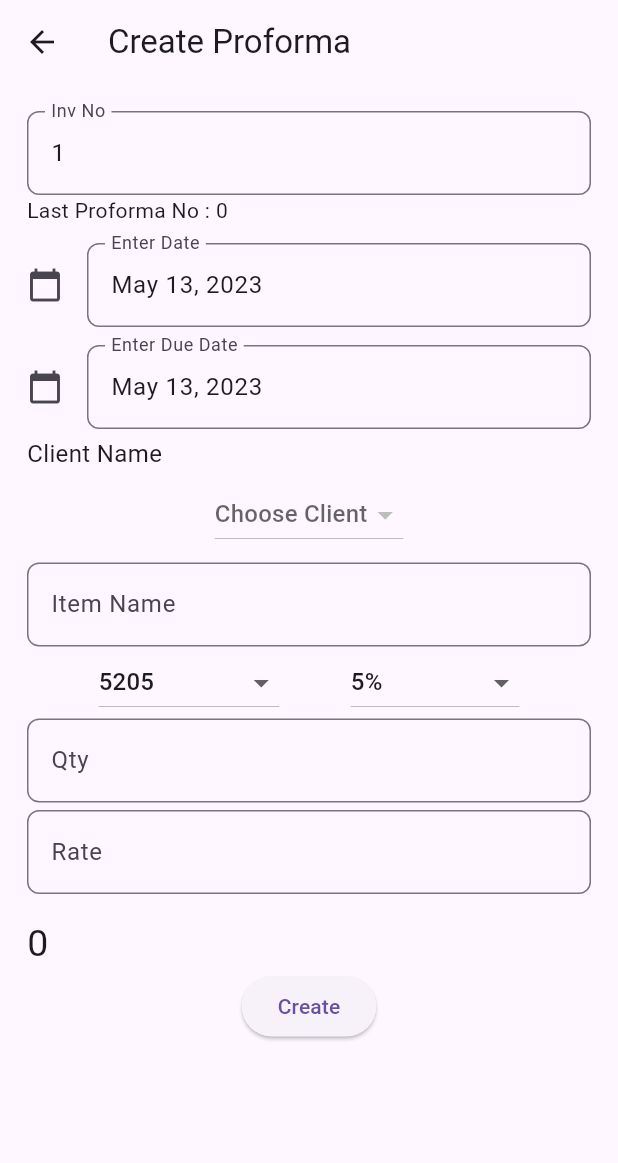
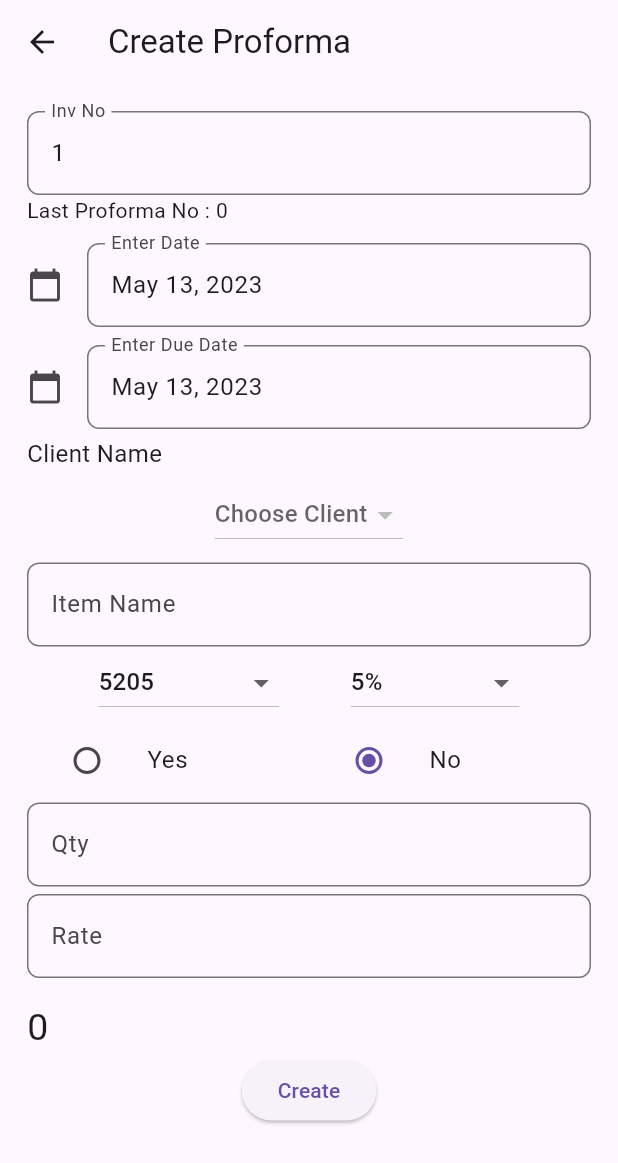
Before and after one commit to BhuvanPS/invoice_app, a Flutter app: the getInvDetails screen opened directly with empty values, on a phone screen of 412 x 824 dp. Shown: the top 1163 px of the screen. Run offline on Flutter 3.47's test engine with Material 2 defaults, Android fonts, the phone set to English and light mode, and no system bars; our stand-ins replace cloud_firestore, file_picker, firebase_core, firebase_storage, google_sign_in, local_auth and 2 more; missing offline and left inert: add_comma, mailer, number_to_words, syncfusion_flutter_pdf; accounts and stored records are empty.

Commit message:
tcs integration

```diff
--- a/lib/proformaInvoice/getInvDetails.dart
+++ b/lib/proformaInvoice/getInvDetails.dart
@@ -65,6 +65,8 @@ class _getInvDetailsState extends State<getInvDetails> {
       });
     });
   }
+
+  bool tcs = false;
 
   @override
   Widget build(BuildContext context) {
@@ -178,7 +180,6 @@ class _getInvDetailsState extends State<getInvDetails> {
                         .snapshots(),
                     builder: (BuildContext context,
                         AsyncSnapshot<QuerySnapshot> snapshot) {
-
                       if (!snapshot.hasData) {
                         return Center(
                           child: CircularProgressIndicator(),
@@ -219,7 +220,7 @@ class _getInvDetailsState extends State<getInvDetails> {
                       }
                     },
                   ),
-                  SizedBox(height:8),
+                  SizedBox(height: 8),
                   TextFormField(
                     controller: product,
                     decoration: InputDecoration(
@@ -267,9 +268,42 @@ class _getInvDetailsState extends State<getInvDetails> {
                       ),
                     ],
                   ),
-                  // SizedBox(
-                  //   height: 10,
-                  // ),
+                  Container(
+                    child: Row(
+                      children: [
+                        Expanded(
+                          child: ListTile(
+                            title: Text('Yes'),
+                            leading: Radio(
+                              value: true,
+                              groupValue: tcs,
+                              onChanged: (value) {
+                                setState(() {
+                                  tcs = true;
+                                });
+                                print(tcs);
+                              },
+                            ),
+                          ),
+                        ),
+                        Expanded(
+                          child: ListTile(
+                            title: Text('No'),
+                            leading: Radio(
+                              value: false,
+                              groupValue: tcs,
+                              onChanged: (value) {
+                                setState(() {
+                                  tcs = false;
+                                });
+                                print(tcs);
+                              },
+                            ),
+                          ),
+                        )
+                      ],
+                    ),
+                  ),
                   TextFormField(
                     scrollPadding: EdgeInsets.only(bottom: 130),
                     keyboardType: TextInputType.number,
@@ -326,12 +360,10 @@ class _getInvDetailsState extends State<getInvDetails> {
                   SizedBox(
                     height: 15,
                   ),
-
                   Text(
                     Amount.toString(),
                     style: TextStyle(fontSize: 25),
                   ),
-
                   Center(
                     child: ElevatedButton(
                       onPressed: () {
@@ -358,6 +390,7 @@ class _getInvDetailsState extends State<getInvDetails> {
                                 hsn: hsncode,
                                 gstr: gstRate,
                                 Acamount: Amount.toString(),
+                                tcs: tcs,
                               );
                             },
                           ),
--- a/lib/proformaInvoice/viewProforma.dart
+++ b/lib/proformaInvoice/viewProforma.dart
@@ -69,6 +69,7 @@ class _viewProformaState extends State<viewProforma> {
                 sgst: snapshot.data![index]['SGST'],
                 cgst: snapshot.data![index]['CGST'],
                 total: snapshot.data![index]['TotalAmount'],
+                tcs: snapshot.data![index]['tcs'],
               );
             },
           );
```
Also changed, not shown: lib/homeScreen.dart (+29 -30 lines), lib/proformaInvoice/pdfgen.dart (+40 -10 lines), lib/proformaInvoice/proformaDetail.dart (+34 -7 lines), lib/proformaInvoice/proinfo.dart (+5 -2 lines).
